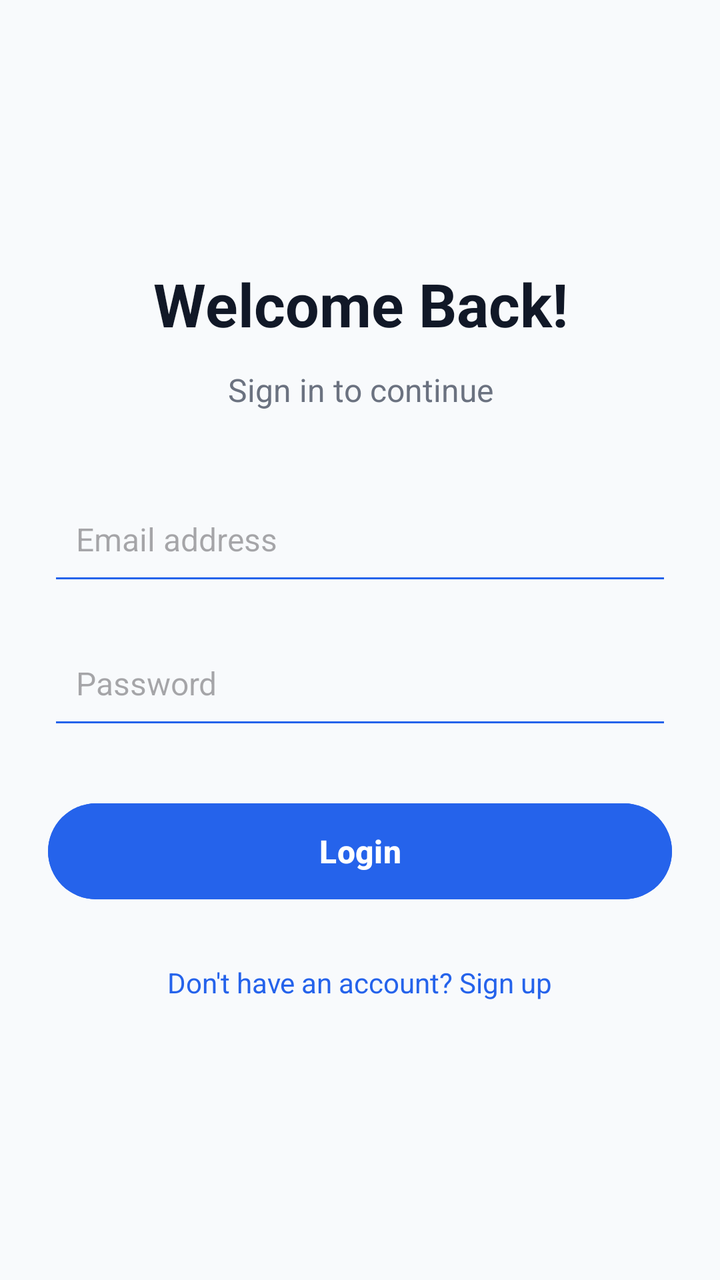
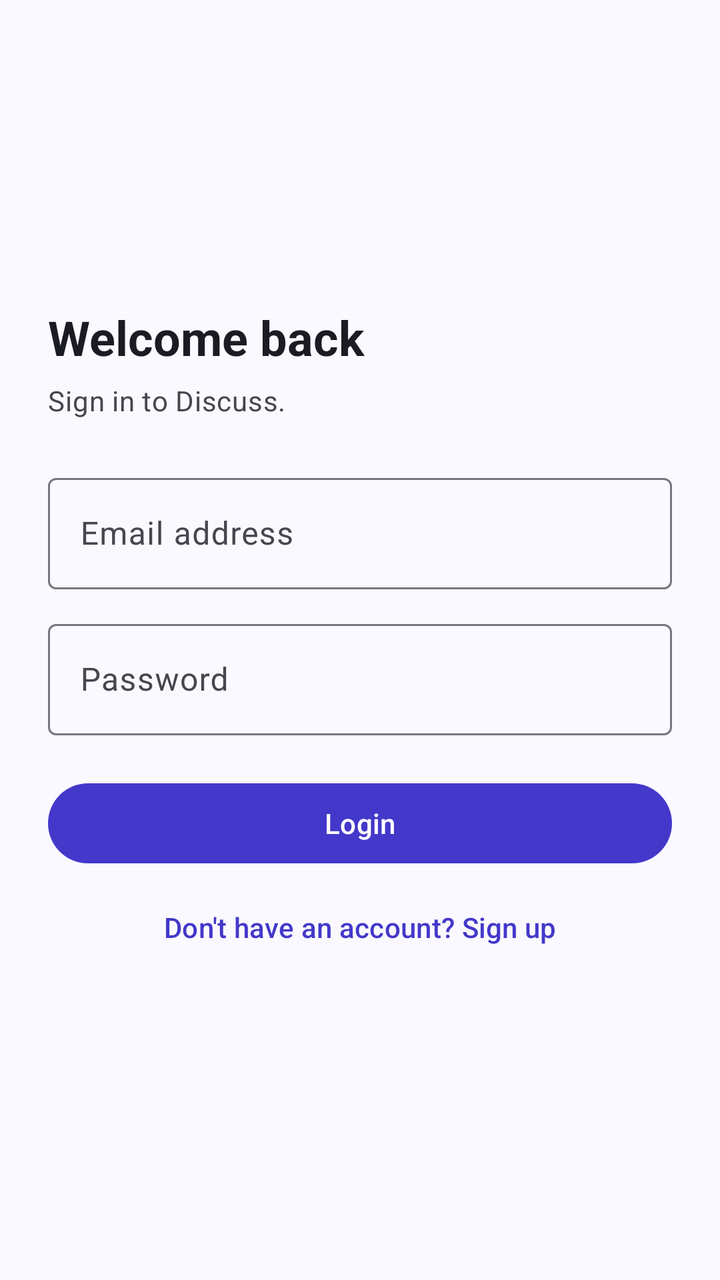

The first picture is an Android layout as it rendered before a commit; the second is the same layout after the commit. The layout source and the unified diff follow.
<!-- AndroidManifest.xml: application theme Theme.MyApplication -->
<!-- res/layout/activity_login.xml -->
<?xml version="1.0" encoding="utf-8"?>
<androidx.constraintlayout.widget.ConstraintLayout
    xmlns:android="http://schemas.android.com/apk/res/android"
    xmlns:app="http://schemas.android.com/apk/res-auto"
    xmlns:tools="http://schemas.android.com/tools"
    android:id="@+id/main"
    android:layout_width="match_parent"
    android:layout_height="match_parent"
    android:background="#F8FAFC"
    android:padding="24dp"
    tools:context=".Login">

    <TextView
        android:id="@+id/login_title"
        android:layout_width="0dp"
        android:layout_height="wrap_content"
        android:text="Welcome Back!"
        android:textSize="30sp"
        android:textStyle="bold"
        android:textColor="#111827"
        android:gravity="center"
        app:layout_constraintTop_toTopOf="parent"
        app:layout_constraintBottom_toTopOf="@id/login_subtitle"
        app:layout_constraintVertical_chainStyle="packed"
        app:layout_constraintStart_toStartOf="parent"
        app:layout_constraintEnd_toEndOf="parent" />

    <TextView
        android:id="@+id/login_subtitle"
        android:layout_width="0dp"
        android:layout_height="wrap_content"
        android:layout_marginTop="12dp"
        android:text="Sign in to continue"
        android:textSize="16sp"
        android:textColor="#6B7280"
        android:gravity="center"
        app:layout_constraintTop_toBottomOf="@id/login_title"
        app:layout_constraintBottom_toTopOf="@id/login_email"
        app:layout_constraintStart_toStartOf="parent"
        app:layout_constraintEnd_toEndOf="parent" />

    <EditText
        android:id="@+id/login_email"
        android:layout_width="0dp"
        android:layout_height="56dp"
        android:layout_marginTop="36dp"
        android:hint="Email address"
        android:inputType="textEmailAddress"
        android:autofillHints="emailAddress"
        android:singleLine="true"
        android:padding="14dp"
        android:textSize="16sp"
        android:backgroundTint="#2563EB"
        app:layout_constraintTop_toBottomOf="@id/login_subtitle"
        app:layout_constraintBottom_toTopOf="@id/login_password"
        app:layout_constraintStart_toStartOf="parent"
        app:layout_constraintEnd_toEndOf="parent" />

    <EditText
        android:id="@+id/login_password"
        android:layout_width="0dp"
        android:layout_height="56dp"
        android:layout_marginTop="16dp"
        android:hint="Password"
        android:inputType="textPassword"
        android:autofillHints="password"
        android:singleLine="true"
        android:padding="14dp"
        android:textSize="16sp"
        android:backgroundTint="#2563EB"
        app:layout_constraintTop_toBottomOf="@id/login_email"
        app:layout_constraintBottom_toTopOf="@id/login_button"
        app:layout_constraintStart_toStartOf="parent"
        app:layout_constraintEnd_toEndOf="parent" />

    <Button
        android:id="@+id/login_button"
        android:layout_width="0dp"
        android:layout_height="56dp"
        android:layout_marginTop="28dp"
        android:text="Login"
        android:textSize="16sp"
        android:textStyle="bold"
        android:textAllCaps="false"
        android:backgroundTint="#2563EB"
        app:layout_constraintTop_toBottomOf="@id/login_password"
        app:layout_constraintBottom_toTopOf="@id/signup_text"
        app:layout_constraintStart_toStartOf="parent"
        app:layout_constraintEnd_toEndOf="parent" />

    <TextView
        android:id="@+id/signup_text"
        android:layout_width="wrap_content"
        android:layout_height="wrap_content"
        android:layout_marginTop="20dp"
        android:text="Don't have an account? Sign up"
        android:textSize="14sp"
        android:textColor="#2563EB"
        android:padding="8dp"
        android:clickable="true"
        android:focusable="true"
        app:layout_constraintTop_toBottomOf="@id/login_button"
        app:layout_constraintBottom_toBottomOf="parent"
        app:layout_constraintStart_toStartOf="parent"
        app:layout_constraintEnd_toEndOf="parent" />

</androidx.constraintlayout.widget.ConstraintLayout>
<!-- resources referenced by this layout -->
<resources>
  <style name="Theme.MyApplication" parent="Base.Theme.MyApplication" />
  <style name="Base.Theme.MyApplication" parent="Theme.Material3.DayNight.NoActionBar">
          
          
      </style>
</resources>

<!-- the commit's change to res/layout/activity_login.xml (unified diff, before → after) -->
@@ -1,107 +1,81 @@
 <?xml version="1.0" encoding="utf-8"?>
-<androidx.constraintlayout.widget.ConstraintLayout
-    xmlns:android="http://schemas.android.com/apk/res/android"
-    xmlns:app="http://schemas.android.com/apk/res-auto"
-    xmlns:tools="http://schemas.android.com/tools"
+<ScrollView xmlns:android="http://schemas.android.com/apk/res/android"
     android:id="@+id/main"
     android:layout_width="match_parent"
     android:layout_height="match_parent"
-    android:background="#F8FAFC"
-    android:padding="24dp"
-    tools:context=".Login">
+    android:fillViewport="true">
 
-    <TextView
-        android:id="@+id/login_title"
-        android:layout_width="0dp"
+    <LinearLayout
+        android:layout_width="match_parent"
         android:layout_height="wrap_content"
-        android:text="Welcome Back!"
-        android:textSize="30sp"
-        android:textStyle="bold"
-        android:textColor="#111827"
-        android:gravity="center"
-        app:layout_constraintTop_toTopOf="parent"
-        app:layout_constraintBottom_toTopOf="@id/login_subtitle"
-        app:layout_constraintVertical_chainStyle="packed"
-        app:layout_constraintStart_toStartOf="parent"
-        app:layout_constraintEnd_toEndOf="parent" />
+        android:gravity="center_vertical"
+        android:orientation="vertical"
+        android:padding="24dp">
 
-    <TextView
-        android:id="@+id/login_subtitle"
-        android:layout_width="0dp"
-        android:layout_height="wrap_content"
-        android:layout_marginTop="12dp"
-        android:text="Sign in to continue"
-        android:textSize="16sp"
-        android:textColor="#6B7280"
-        android:gravity="center"
-        app:layout_constraintTop_toBottomOf="@id/login_title"
-        app:layout_constraintBottom_toTopOf="@id/login_email"
-        app:layout_constraintStart_toStartOf="parent"
-        app:layout_constraintEnd_toEndOf="parent" />
+        <TextView
+            android:id="@+id/login_title"
+            android:layout_width="match_parent"
+            android:layout_height="wrap_content"
+            android:text="@string/login_title"
+            android:textAppearance="@style/TextAppearance.Discuss.Heading" />
 
-    <EditText
-        android:id="@+id/login_email"
-        android:layout_width="0dp"
-        android:layout_height="56dp"
-        android:layout_marginTop="36dp"
-        android:hint="Email address"
-        android:inputType="textEmailAddress"
-        android:autofillHints="emailAddress"
-        android:singleLine="true"
-        android:padding="14dp"
-        android:textSize="16sp"
-        android:backgroundTint="#2563EB"
-        app:layout_constraintTop_toBottomOf="@id/login_subtitle"
-        app:layout_constraintBottom_toTopOf="@id/login_password"
-        app:layout_constraintStart_toStartOf="parent"
-        app:layout_constraintEnd_toEndOf="parent" />
+        <TextView
+            android:layout_width="match_parent"
+            android:layout_height="wrap_content"
+            android:layout_marginTop="6dp"
+            android:layout_marginBottom="12dp"
+            android:text="@string/login_subtitle"
+            android:textAppearance="@style/TextAppearance.Discuss.Supporting" />
 
-    <EditText
-        android:id="@+id/login_password"
-        android:layout_width="0dp"
-        android:layout_height="56dp"
-        android:layout_marginTop="16dp"
-        android:hint="Password"
-        android:inputType="textPassword"
-        android:autofillHints="password"
-        android:singleLine="true"
-        android:padding="14dp"
-        android:textSize="16sp"
-        android:backgroundTint="#2563EB"
-        app:layout_constraintTop_toBottomOf="@id/login_email"
-        app:layout_constraintBottom_toTopOf="@id/login_button"
-        app:layout_constraintStart_toStartOf="parent"
-        app:layout_constraintEnd_toEndOf="parent" />
+        <com.google.android.material.textfield.TextInputLayout
+            style="@style/Widget.Material3.TextInputLayout.OutlinedBox"
+            android:layout_width="match_parent"
+            android:layout_height="wrap_content"
+            android:layout_marginTop="12dp"
+            android:hint="@string/email_address">
 
-    <Button
-        android:id="@+id/login_button"
-        android:layout_width="0dp"
-        android:layout_height="56dp"
-        android:layout_marginTop="28dp"
-        android:text="Login"
-        android:textSize="16sp"
-        android:textStyle="bold"
-        android:textAllCaps="false"
-        android:backgroundTint="#2563EB"
-        app:layout_constraintTop_toBottomOf="@id/login_password"
-        app:layout_constraintBottom_toTopOf="@id/signup_text"
-        app:layout_constraintStart_toStartOf="parent"
-        app:layout_constraintEnd_toEndOf="parent" />
+            <com.google.android.material.textfield.TextInputEditText
+                android:id="@+id/login_email"
+                android:layout_width="match_parent"
+                android:layout_height="wrap_content"
+                android:autofillHints="emailAddress"
+                android:inputType="textEmailAddress"
+                android:maxLines="1" />
 
-    <TextView
-        android:id="@+id/signup_text"
-        android:layout_width="wrap_content"
-        android:layout_height="wrap_content"
-        android:layout_marginTop="20dp"
-        android:text="Don't have an account? Sign up"
-        android:textSize="14sp"
-        android:textColor="#2563EB"
-        android:padding="8dp"
-        android:clickable="true"
-        android:focusable="true"
-        app:layout_constraintTop_toBottomOf="@id/login_button"
-        app:layout_constraintBottom_toBottomOf="parent"
-        app:layout_constraintStart_toStartOf="parent"
-        app:layout_constraintEnd_toEndOf="parent" />
+        </com.google.android.material.textfield.TextInputLayout>
+        <com.google.android.material.textfield.TextInputLayout
+            style="@style/Widget.Material3.TextInputLayout.OutlinedBox"
+            android:layout_width="match_parent"
+            android:layout_height="wrap_content"
+            android:layout_marginTop="12dp"
+            android:hint="@string/password">
 
-</androidx.constraintlayout.widget.ConstraintLayout>
+            <com.google.android.material.textfield.TextInputEditText
+                android:id="@+id/login_password"
+                android:layout_width="match_parent"
+                android:layout_height="wrap_content"
+                android:autofillHints="password"
+                android:inputType="textPassword"
+                android:maxLines="1" />
+
+        </com.google.android.material.textfield.TextInputLayout>
+
+        <com.google.android.material.button.MaterialButton
+            android:id="@+id/login_button"
+            android:layout_width="match_parent"
+            android:layout_height="wrap_content"
+            android:layout_marginTop="20dp"
+            android:minHeight="48dp"
+            android:text="@string/action_login" />
+
+        <com.google.android.material.button.MaterialButton
+            android:id="@+id/signup_text"
+            style="@style/Widget.Material3.Button.TextButton"
+            android:layout_width="match_parent"
+            android:layout_height="wrap_content"
+            android:layout_marginTop="4dp"
+            android:minHeight="48dp"
+            android:text="@string/login_link" />
+
+    </LinearLayout>
+</ScrollView>
<!-- resource entries referenced after the edit -->
@@ -1,9 +1,53 @@
 <!-- resources referenced by this layout -->
 <resources>
-  <style name="Theme.MyApplication" parent="Base.Theme.MyApplication" />
-  <style name="Base.Theme.MyApplication" parent="Theme.Material3.DayNight.NoActionBar">
-          
-          
+  <string name="action_login">Login</string>
+  <string name="email_address">Email address</string>
+  <string name="login_link">Don\'t have an account? Sign up</string>
+  <string name="login_subtitle">Sign in to Discuss.</string>
+  <string name="login_title">Welcome back</string>
+  <string name="password">Password</string>
+  <style name="TextAppearance.Discuss.Heading" parent="TextAppearance.Material3.HeadlineSmall">
+          <item name="android:textStyle">bold</item>
+          <item name="android:textColor">?attr/colorOnSurface</item>
       </style>
+  <style name="TextAppearance.Discuss.Supporting" parent="TextAppearance.Material3.BodyMedium">
+          <item name="android:textColor">?attr/colorOnSurfaceVariant</item>
+      </style>
+  <style name="Theme.MyApplication" parent="Theme.Material3.DayNight.NoActionBar">
+          <item name="colorPrimary">@color/md_primary</item>
+          <item name="colorOnPrimary">@color/md_on_primary</item>
+          <item name="colorPrimaryContainer">@color/md_primary_container</item>
+          <item name="colorOnPrimaryContainer">@color/md_on_primary_container</item>
+          <item name="colorSecondary">@color/md_secondary</item>
+          <item name="colorOnSecondary">@color/md_on_secondary</item>
+          <item name="colorSecondaryContainer">@color/md_secondary_container</item>
+          <item name="colorOnSecondaryContainer">@color/md_on_secondary_container</item>
+          <item name="colorSurface">@color/md_surface</item>
+          <item name="colorOnSurface">@color/md_on_surface</item>
+          <item name="colorOnSurfaceVariant">@color/md_on_surface_variant</item>
+          <item name="colorSurfaceContainerLow">@color/md_surface_container_low</item>
+          <item name="colorSurfaceContainer">@color/md_surface_container</item>
+          <item name="colorOutline">@color/md_outline</item>
+          <item name="colorOutlineVariant">@color/md_outline_variant</item>
+          <item name="android:windowBackground">@color/md_surface</item>
+          <item name="android:colorBackground">@color/md_surface</item>
+          <item name="android:textColorPrimary">@color/md_on_surface</item>
+          <item name="android:textColorSecondary">@color/md_on_surface_variant</item>
+      </style>
+  <color name="md_primary">#FF4338CA</color>
+  <color name="md_on_primary">#FFFFFFFF</color>
+  <color name="md_primary_container">#FFE3E1FF</color>
+  <color name="md_on_primary_container">#FF14115C</color>
+  <color name="md_secondary">#FF5A5D7A</color>
+  <color name="md_on_secondary">#FFFFFFFF</color>
+  <color name="md_secondary_container">#FFE2E3F4</color>
+  <color name="md_on_secondary_container">#FF181B33</color>
+  <color name="md_surface">#FFFAF9FF</color>
+  <color name="md_on_surface">#FF1B1B23</color>
+  <color name="md_on_surface_variant">#FF46464F</color>
+  <color name="md_surface_container_low">#FFF4F3FB</color>
+  <color name="md_surface_container">#FFEFEEF7</color>
+  <color name="md_outline">#FF777680</color>
+  <color name="md_outline_variant">#FFC7C5D0</color>
 </resources>
 
